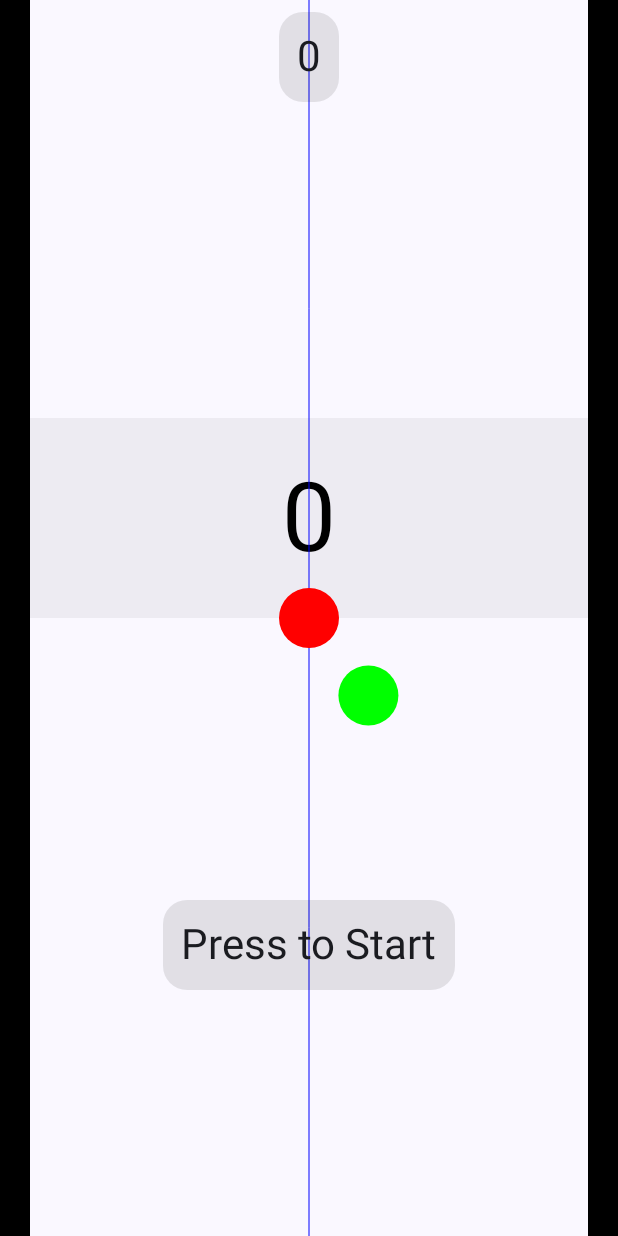
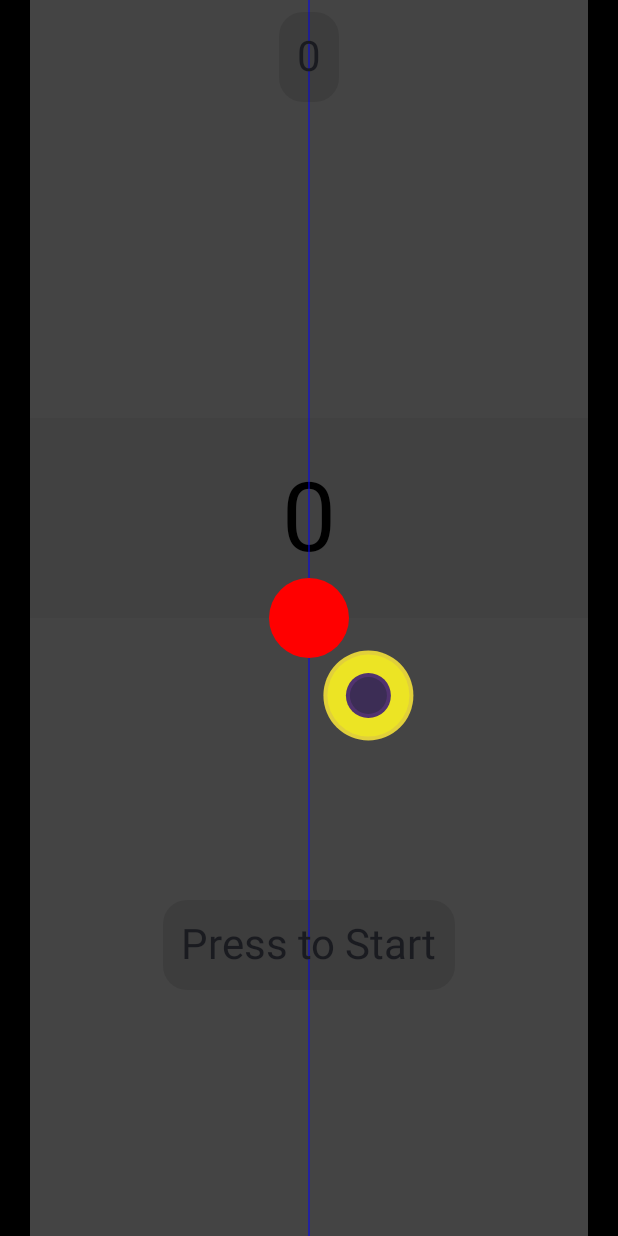
Before and after one commit to bogdanspbm/pendulum-android-game, an Android app built with Jetpack Compose: the screen it shows after launch (MainActivity), on a phone screen of 412 x 824 dp. Run offline under Robolectric (Android 15) with nearby library versions, the phone set to English and light mode, and no system bars.

Commit message:
hook skin

```diff
--- a/app/src/main/java/org/bogdanspbm/pendulum/models/game/GameRecord.kt
+++ b/app/src/main/java/org/bogdanspbm/pendulum/models/game/GameRecord.kt
@@ -1,19 +1,13 @@
 package org.bogdanspbm.pendulum.models.game
 
-import androidx.compose.runtime.Composable
 import androidx.compose.ui.geometry.Offset
 import androidx.compose.ui.geometry.Size
 import androidx.compose.ui.graphics.Color
 import androidx.compose.ui.graphics.drawscope.DrawScope
 import androidx.compose.ui.text.AnnotatedString
-import androidx.compose.ui.text.TextLayoutResult
 import androidx.compose.ui.text.TextMeasurer
 import androidx.compose.ui.text.TextStyle
 import androidx.compose.ui.text.drawText
-import androidx.compose.ui.text.font.FontWeight
-import androidx.compose.ui.text.rememberTextMeasurer
-import androidx.compose.ui.text.style.TextAlign
-import androidx.compose.ui.unit.Constraints
 import androidx.compose.ui.unit.sp
 
 class GameRecord(val parent: GameState, val record: Int) {
@@ -26,7 +20,7 @@ class GameRecord(val parent: GameState, val record: Int) {
         return (-record.toFloat() * 50 - getHeight()) + parent.pendulum.y
     }
 
-    fun drawGameRecord(scope: DrawScope, textMeasurer: TextMeasurer) {
+    fun draw(scope: DrawScope, textMeasurer: TextMeasurer) {
 
         scope.drawRect(
             color = Color.Black.copy(alpha = 0.05f),
--- a/app/src/main/java/org/bogdanspbm/pendulum/models/game/GameState.kt
+++ b/app/src/main/java/org/bogdanspbm/pendulum/models/game/GameState.kt
@@ -42,15 +42,17 @@ data class GameState(
 
         tick += (delta * speed).toInt()
 
-        if(isPendulumOutOfField() && !isCollided){
+        if (isPendulumOutOfField() && !isCollided) {
             isCollided = true
-            saveGameRecord(context!!, score)
+            if (score > getGameRecord(context!!)) {
+                saveGameRecord(context, score)
+            }
             shakeEffect.enable(tick)
         }
 
         shakeEffect.tickEvent(tick)
 
-        if(isCollided){
+        if (isCollided) {
             return
         }
 
--- a/app/src/main/java/org/bogdanspbm/pendulum/models/hook/Hook.kt
+++ b/app/src/main/java/org/bogdanspbm/pendulum/models/hook/Hook.kt
@@ -1,12 +1,16 @@
 package org.bogdanspbm.pendulum.models.hook
 
 import android.util.Log
+import androidx.compose.ui.geometry.Offset
+import androidx.compose.ui.graphics.Color
+import androidx.compose.ui.graphics.drawscope.DrawScope
 import org.bogdanspbm.pendulum.models.pendulum.Pendulum
+import org.bogdanspbm.pendulum.utils.fromHex
 
 data class Hook(
     var x: Float = 0f,
     var y: Float = 0f,
-    var radius: Float = 20f
+    var radius: Float = 45f
 ) {
     fun distanceToPendulum(pendulum: Pendulum): Double {
         return Math.sqrt((pendulum.x - x).toDouble() * (pendulum.x - x).toDouble() + (pendulum.y - y).toDouble() * (pendulum.y - y).toDouble())
@@ -42,7 +46,7 @@ data class Hook(
     fun rotatePendulum(delta: Int, pendulum: Pendulum) {
         val distanceToPendulum = distanceToPendulum(pendulum)
         pendulum.angle += pendulum.rotationDirection * delta.toDouble() / Math.max(
-            radius.toDouble(),
+            radius.toDouble() / 2,
             distanceToPendulum
         )
 
@@ -60,4 +64,42 @@ data class Hook(
             "${pendulum}"
         )
     }
+
+    fun draw(scope: DrawScope, offset: Offset) {
+        scope.drawCircle(
+            color = Color.fromHex("#E1D03A"),
+            radius = this.radius,
+            center = Offset(
+                x + scope.size.width / 2,
+                scope.size.height / 2 - y
+            ) + offset
+        )
+
+        scope.drawCircle(
+            color = Color.fromHex("#ECE424"),
+            radius = this.radius - 4,
+            center = Offset(
+                x + scope.size.width / 2,
+                scope.size.height / 2 - y
+            ) + offset
+        )
+
+        scope.drawCircle(
+            color = Color.fromHex("#51336F"),
+            radius = this.radius / 2,
+            center = Offset(
+                x + scope.size.width / 2,
+                scope.size.height / 2 - y
+            ) + offset
+        )
+
+        scope.drawCircle(
+            color = Color.fromHex("#3C2D55"),
+            radius = this.radius / 2 - 4,
+            center = Offset(
+                x + scope.size.width / 2,
+                scope.size.height / 2 - y
+            ) + offset
+        )
+    }
 }
--- a/app/src/main/java/org/bogdanspbm/pendulum/models/pendulum/Pendulum.kt
+++ b/app/src/main/java/org/bogdanspbm/pendulum/models/pendulum/Pendulum.kt
@@ -1,6 +1,8 @@
 package org.bogdanspbm.pendulum.models.pendulum
 
 import androidx.compose.ui.geometry.Offset
+import androidx.compose.ui.graphics.Color
+import androidx.compose.ui.graphics.drawscope.DrawScope
 import org.bogdanspbm.pendulum.models.game.GameState
 import kotlin.math.abs
 
@@ -11,9 +13,10 @@ data class Pendulum(
     var speedX: Float = 0f,
     var angle: Double = 0.toDouble(),
     var rotationDirection: Int = 1,
-    var radius: Float = 30f,
+    var radius: Float = 40f,
     var prevPositions: MutableList<Offset> = mutableListOf()
 ) {
+
     fun move(delta: Int) {
         prevPositions.add(Offset(x, -y))
 
@@ -29,6 +32,27 @@ data class Pendulum(
         return Math.sqrt(speedY.toDouble() * speedY + speedX.toDouble() * speedX).toFloat()
     }
 
+    fun draw(scope: DrawScope, offset: Offset){
+
+        scope.drawCircle(
+            color = Color.Red,
+            radius = radius,
+            center = Offset(x + scope.size.width / 2, scope.size.height / 2) + offset
+        )
+
+        prevPositions.forEachIndexed { index, trailPosition ->
+            val alpha = (index.toFloat() / prevPositions.size.toFloat()) / 10
+            scope.drawCircle(
+                color = Color.Red.copy(alpha = alpha),
+                radius = radius * (alpha * 5 + 0.5f),
+                center = trailPosition + Offset(
+                    scope.size.width / 2,
+                    scope.size.height / 2 + y
+                ) + offset
+            )
+        }
+    }
+
 
 
 }
--- /dev/null
+++ b/app/src/main/java/org/bogdanspbm/pendulum/utils/ColorUtils.kt
@@ -0,0 +1,13 @@
+package org.bogdanspbm.pendulum.utils
+
+import androidx.compose.ui.graphics.Color
+
+fun Color.Companion.fromHex(hex: String): Color {
+    val sanitizedHex = if (hex.startsWith("#")) hex.substring(1) else hex
+    val colorInt = java.lang.Long.parseLong(sanitizedHex, 16)
+    val alpha = (colorInt shr 24 and 0xFF) / 255.0f
+    val red = (colorInt shr 16 and 0xFF) / 255.0f
+    val green = (colorInt shr 8 and 0xFF) / 255.0f
+    val blue = (colorInt and 0xFF) / 255.0f
+    return Color(red, green, blue, 1f)
+}
--- a/app/src/main/java/org/bogdanspbm/pendulum/views/GameView.kt
+++ b/app/src/main/java/org/bogdanspbm/pendulum/views/GameView.kt
@@ -1,25 +1,17 @@
 package org.bogdanspbm.pendulum.views
 
-import android.util.Log
 import android.view.MotionEvent
 import androidx.compose.foundation.Canvas
 import androidx.compose.foundation.background
-import androidx.compose.foundation.clickable
-import androidx.compose.foundation.gestures.detectTransformGestures
-import androidx.compose.foundation.interaction.MutableInteractionSource
-import androidx.compose.foundation.interaction.PressInteraction
-import androidx.compose.foundation.interaction.collectIsPressedAsState
 import androidx.compose.foundation.layout.Box
 import androidx.compose.foundation.layout.fillMaxSize
 import androidx.compose.foundation.layout.offset
 import androidx.compose.foundation.layout.padding
-import androidx.compose.foundation.layout.size
 import androidx.compose.foundation.shape.RoundedCornerShape
 import androidx.compose.material3.MaterialTheme
 import androidx.compose.material3.Text
 import androidx.compose.runtime.Composable
 import androidx.compose.runtime.LaunchedEffect
-import androidx.compose.runtime.getValue
 import androidx.compose.runtime.mutableStateOf
 import androidx.compose.runtime.remember
 import androidx.compose.ui.Alignment
@@ -29,7 +21,6 @@ import androidx.compose.ui.draw.clip
 import androidx.compose.ui.geometry.Offset
 import androidx.compose.ui.geometry.Size
 import androidx.compose.ui.graphics.Color
-import androidx.compose.ui.input.pointer.pointerInput
 import androidx.compose.ui.input.pointer.pointerInteropFilter
 import androidx.compose.ui.platform.LocalConfiguration
 import androidx.compose.ui.platform.LocalContext
@@ -39,9 +30,9 @@ import androidx.compose.ui.tooling.preview.Preview
 import androidx.compose.ui.unit.dp
 import kotlinx.coroutines.delay
 import org.bogdanspbm.pendulum.models.game.GameState
-import org.bogdanspbm.pendulum.models.pendulum.Pendulum
 import org.bogdanspbm.pendulum.ui.theme.PendulumTheme
 import java.util.Date
+import kotlin.math.abs
 
 @Composable
 fun GameView() {
@@ -49,7 +40,14 @@ fun GameView() {
     val configuration = LocalConfiguration.current
     val density = LocalDensity.current.density
     val fieldWidth = configuration.screenWidthDp * density
-    val (gameState, setGameState) = remember { mutableStateOf(GameState(fieldWidth = fieldWidth, context = context).prepareGame()) }
+    val (gameState, setGameState) = remember {
+        mutableStateOf(
+            GameState(
+                fieldWidth = fieldWidth,
+                context = context
+            ).prepareGame()
+        )
+    }
 
     val updateInterval = 5
 
@@ -74,6 +72,7 @@ fun GameCanvas(game: GameState) {
 
     Box(contentAlignment = Alignment.TopCenter) {
         Canvas(modifier = Modifier
+            .background(Color.DarkGray)
             .fillMaxSize()
             .pointerInteropFilter {
                 when (it.action) {
@@ -101,7 +100,7 @@ fun GameCanvas(game: GameState) {
                 size = Size(60f, size.height + 60)
             )
 
-            game.recordItem.drawGameRecord(this, textMeasurer)
+            game.recordItem.draw(this, textMeasurer)
 
             // Line
             drawLine(
@@ -117,23 +116,7 @@ fun GameCanvas(game: GameState) {
             )
 
             // Pendulum
-            drawCircle(
-                color = Color.Red,
-                radius = pendulum.radius,
-                center = Offset(pendulum.x + size.width / 2, size.height / 2) + game.getOffset()
-            )
-
-            pendulum.prevPositions.forEachIndexed { index, trailPosition ->
-                val alpha = (index.toFloat() / pendulum.prevPositions.size.toFloat()) / 10
-                drawCircle(
-                    color = Color.Red.copy(alpha = alpha),
-                    radius = pendulum.radius * (alpha * 5 + 0.5f),
-                    center = trailPosition + Offset(
-                        size.width / 2,
-                        size.height / 2 + pendulum.y
-                    ) + game.getOffset()
-                )
-            }
+            pendulum.draw(this, game.getOffset())
 
 
             // Hook
@@ -152,16 +135,15 @@ fun GameCanvas(game: GameState) {
                 )
             }
 
-            game.hooks.forEach { hook ->
-                drawCircle(
-                    color = Color.Green,
-                    radius = pendulum.radius,
-                    center = Offset(
-                        hook.x + size.width / 2,
-                        size.height / 2 + pendulum.y - hook.y
-                    ) + game.getOffset()
-                )
+            for (hook in game.hooks) {
+                if (abs((hook.y - pendulum.y + (hook.radius - pendulum.radius))) > size.height / 2) {
+                    continue
+                }
+
+                hook.draw(this, game.getOffset() + Offset(0f, game.pendulum.y))
             }
+
+
         })
 
         Box(
```
